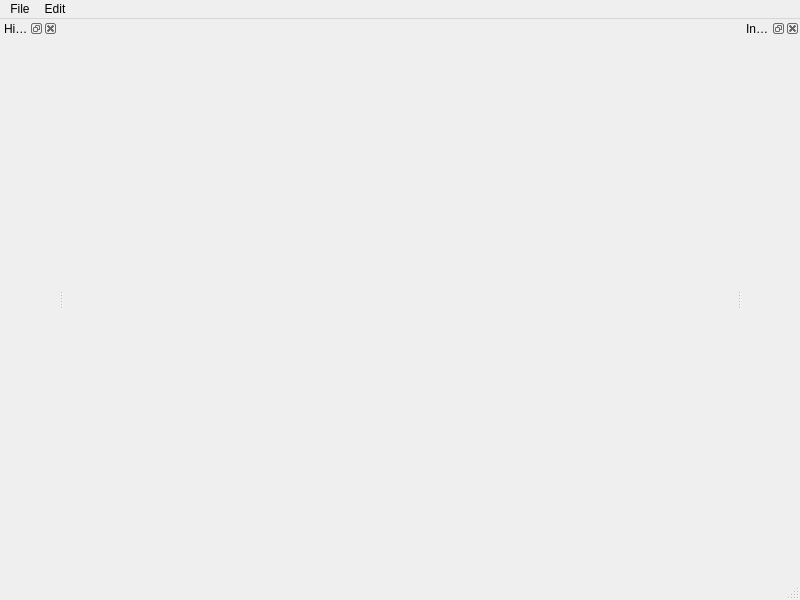
MarcFly/AdvancedGraphicsProgramming, file QTDelivery1/ZurullitoPaint/mainwindow.ui: the form before one commit.
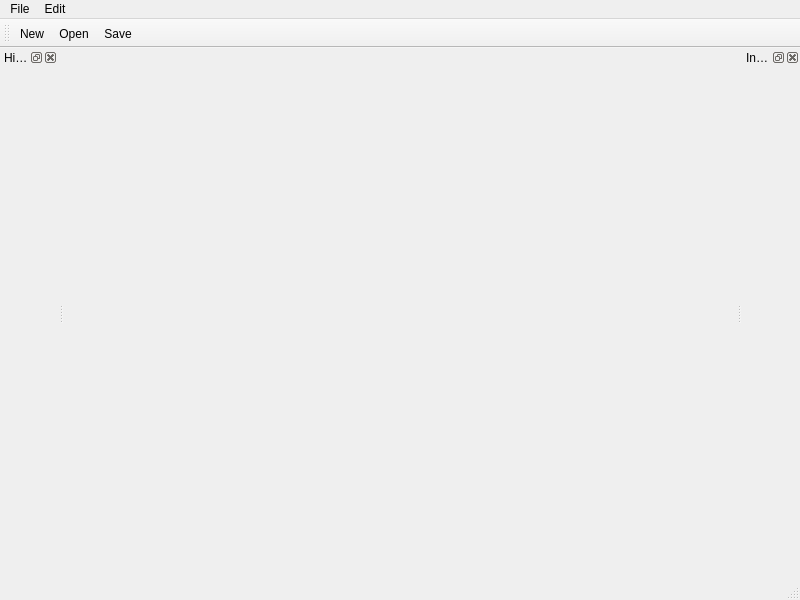
The form after the commit. Icons and pictures are not drawn.

Diff of the .ui file:
```diff
--- a/QTDelivery1/ZurullitoPaint/mainwindow.ui
+++ b/QTDelivery1/ZurullitoPaint/mainwindow.ui
@@ -58,6 +58,20 @@
    </attribute>
    <widget class="QWidget" name="widgInspector"/>
   </widget>
+  <widget class="QToolBar" name="toolBar">
+   <property name="windowTitle">
+    <string>toolBar</string>
+   </property>
+   <attribute name="toolBarArea">
+    <enum>TopToolBarArea</enum>
+   </attribute>
+   <attribute name="toolBarBreak">
+    <bool>false</bool>
+   </attribute>
+   <addaction name="actionNew"/>
+   <addaction name="actionOpen"/>
+   <addaction name="actionSave"/>
+  </widget>
   <action name="actionNew">
    <property name="text">
     <string>New</string>
```
Left out of the diff: 16 changed lines with no effect on the pictures.
